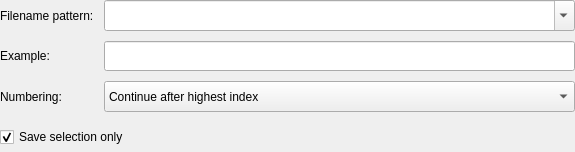
First picture: the form in plugins/saveblocks/SaveBlocksWidgetBase.ui, repository KDE/kwave, before the edit.
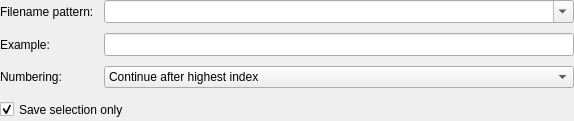
Second picture: the form after the edit. Custom widgets are drawn as their Qt base class.

Patch:
```diff
--- a/plugins/saveblocks/SaveBlocksWidgetBase.ui
+++ b/plugins/saveblocks/SaveBlocksWidgetBase.ui
@@ -6,8 +6,8 @@
    <rect>
     <x>0</x>
     <y>0</y>
-    <width>575</width>
-    <height>152</height>
+    <width>574</width>
+    <height>121</height>
    </rect>
   </property>
   <property name="sizePolicy">
```
